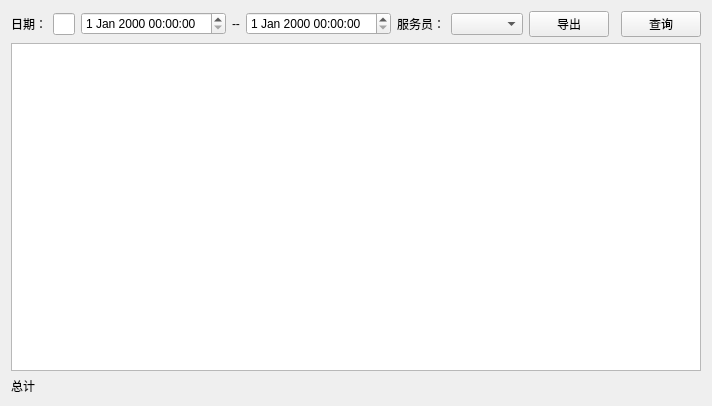
daodaoliang/caicai, file src/checkwidget.ui: the form before one commit.
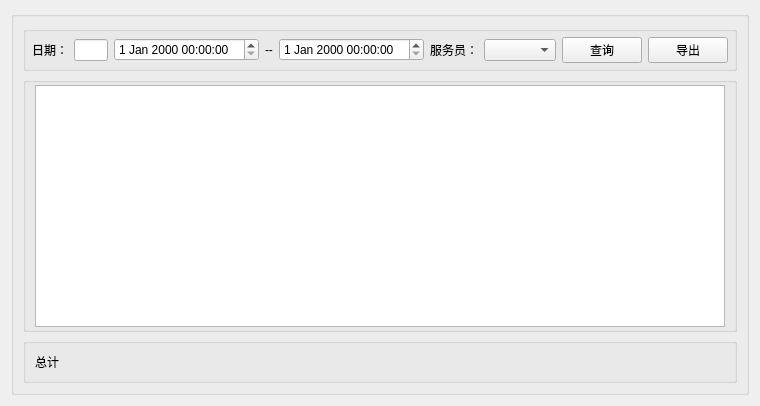
The form after the commit.

Diff of the .ui file:
```diff
--- a/src/checkwidget.ui
+++ b/src/checkwidget.ui
@@ -6,34 +6,68 @@
    <rect>
     <x>0</x>
     <y>0</y>
-    <width>645</width>
+    <width>760</width>
     <height>406</height>
    </rect>
   </property>
   <property name="windowTitle">
    <string>Form</string>
   </property>
+  <layout class="QGridLayout" name="gridLayout_4">
+   <item row="0" column="0">
+    <widget class="QGroupBox" name="groupBox_4">
+     <property name="title">
+      <string/>
+     </property>
+     <layout class="QGridLayout" name="gridLayout_5">
+      <property name="margin">
+       <number>9</number>
+      </property>
+      <item row="0" column="0">
+       <widget class="QGroupBox" name="groupBox">
+        <property name="title">
+         <string/>
+        </property>
   <layout class="QGridLayout" name="gridLayout">
-   <item row="0" column="6">
-    <widget class="QComboBox" name="comboBox"/>
+         <property name="leftMargin">
+          <number>6</number>
+         </property>
+         <property name="topMargin">
+          <number>5</number>
+         </property>
+         <property name="rightMargin">
+          <number>6</number>
+         </property>
+         <property name="bottomMargin">
+          <number>5</number>
+         </property>
+         <item row="0" column="7">
+          <widget class="QPushButton" name="pushButton">
+           <property name="text">
+            <string>查询</string>
+           </property>
+          </widget>
+         </item>
+         <item row="0" column="0">
+          <widget class="QLabel" name="label">
+           <property name="text">
+            <string>日期：</string>
+           </property>
+          </widget>
    </item>
    <item row="0" column="1">
     <widget class="QLineEdit" name="lineEdit"/>
    </item>
-   <item row="2" column="0" colspan="10">
-    <widget class="QLabel" name="label_3">
-     <property name="text">
-      <string>总计</string>
-     </property>
-    </widget>
-   </item>
    <item row="0" column="9">
-    <widget class="QPushButton" name="pushButton">
+          <widget class="QPushButton" name="pushButton_2">
      <property name="text">
-      <string>查询</string>
+            <string>导出</string>
      </property>
     </widget>
    </item>
+         <item row="0" column="2">
+          <widget class="QDateTimeEdit" name="dateTimeEdit_Start"/>
+         </item>
    <item row="0" column="5">
     <widget class="QLabel" name="label_2">
      <property name="text">
@@ -41,7 +75,17 @@
      </property>
     </widget>
    </item>
-   <item row="0" column="8">
+         <item row="0" column="3">
+          <widget class="QLabel" name="label_4">
+           <property name="text">
+            <string>--</string>
+           </property>
+          </widget>
+         </item>
+         <item row="0" column="4">
+          <widget class="QDateTimeEdit" name="dateTimeEdit_End"/>
+         </item>
+         <item row="0" column="11">
     <spacer name="horizontalSpacer">
      <property name="orientation">
       <enum>Qt::Horizontal</enum>
@@ -54,34 +98,47 @@
      </property>
     </spacer>
    </item>
-   <item row="0" column="0">
-    <widget class="QLabel" name="label">
-     <property name="text">
-      <string>日期：</string>
-     </property>
-    </widget>
-   </item>
-   <item row="0" column="4">
-    <widget class="QDateTimeEdit" name="dateTimeEdit_End"/>
-   </item>
-   <item row="1" column="0" colspan="10">
+         <item row="0" column="6">
+          <widget class="QComboBox" name="comboBox"/>
+         </item>
+        </layout>
+       </widget>
+      </item>
+      <item row="1" column="0">
+       <widget class="QGroupBox" name="groupBox_2">
+        <property name="title">
+         <string/>
+        </property>
+        <layout class="QGridLayout" name="gridLayout_2">
+         <property name="topMargin">
+          <number>2</number>
+         </property>
+         <property name="bottomMargin">
+          <number>2</number>
+         </property>
+         <item row="0" column="0">
     <widget class="QTableView" name="tableView"/>
    </item>
-   <item row="0" column="2">
-    <widget class="QDateTimeEdit" name="dateTimeEdit_Start"/>
-   </item>
-   <item row="0" column="3">
-    <widget class="QLabel" name="label_4">
+        </layout>
+       </widget>
+      </item>
+      <item row="2" column="0">
+       <widget class="QGroupBox" name="groupBox_3">
+        <property name="title">
+         <string/>
+        </property>
+        <layout class="QGridLayout" name="gridLayout_3">
+         <item row="0" column="0">
+          <widget class="QLabel" name="label_3">
      <property name="text">
-      <string>--</string>
+            <string>总计</string>
      </property>
     </widget>
    </item>
-   <item row="0" column="7">
-    <widget class="QPushButton" name="pushButton_2">
-     <property name="text">
-      <string>导出</string>
-     </property>
+        </layout>
+       </widget>
+      </item>
+     </layout>
     </widget>
    </item>
   </layout>
```
Lines whose indentation alone changed are shown as unchanged.
